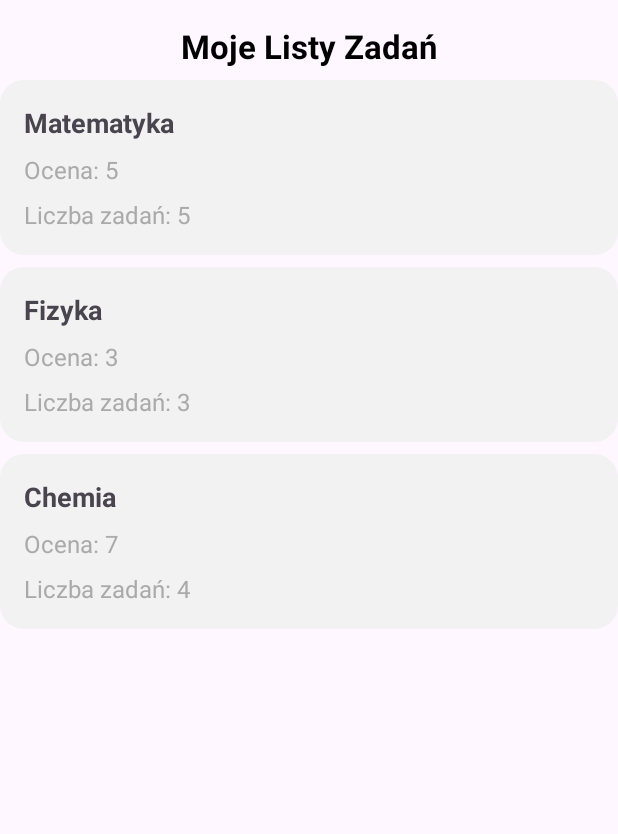
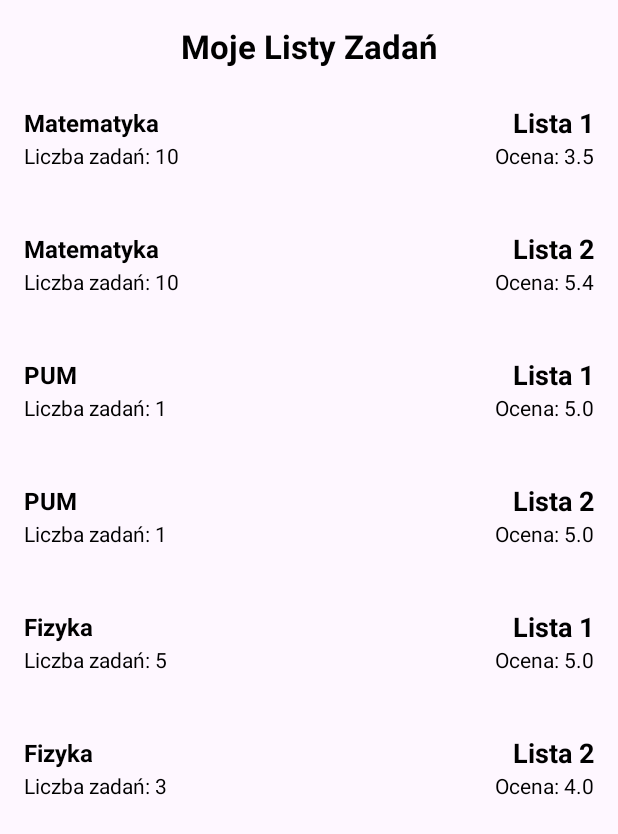
Before and after one commit to MrCarrot102/Programowanie-urz-dze-mobilnych, an Android app: the screen it shows after launch (MainActivity), on a phone screen of 412 x 824 dp. Shown: the top 834 px of the screen. Run offline under Robolectric (Android 15) with nearby library versions, the phone set to English and light mode, and no system bars.

Commit message:
poprawa kilku malych aspektow w pierwszym fragmencie

```diff
--- a/Lista 3/app/src/main/java/com/example/lista_3_pum/E1Fragment.java
+++ b/Lista 3/app/src/main/java/com/example/lista_3_pum/E1Fragment.java
@@ -28,11 +28,13 @@ public class E1Fragment extends Fragment {
         recyclerView.setLayoutManager(new LinearLayoutManager(getContext()));
 
         // Przykładowe dane
-        taskList = new ArrayList<>();
-        taskList.add(new TaskList("Matematyka", "5", 5));
-        taskList.add(new TaskList("Fizyka", "3", 3));
-        taskList.add(new TaskList("Chemia", "7", 4));
-
+        List<TaskList> taskList = new ArrayList<>();
+        taskList.add(new TaskList("Matematyka", 1, 3.5, 10));
+        taskList.add(new TaskList("Matematyka", 2, 5.4, 10));
+        taskList.add(new TaskList("PUM", 1, 5.0, 1));
+        taskList.add(new TaskList("PUM", 2, 5.0, 1));
+        taskList.add(new TaskList("Fizyka", 1, 5, 5));
+        taskList.add(new TaskList("Fizyka", 2, 4.0, 3));
         // Ustawienie adaptera
         taskListAdapter = new TaskListAdapter(taskList);
         recyclerView.setAdapter(taskListAdapter);
--- a/Lista 3/app/src/main/java/com/example/lista_3_pum/TaskList.java
+++ b/Lista 3/app/src/main/java/com/example/lista_3_pum/TaskList.java
@@ -2,15 +2,20 @@ package com.example.lista_3_pum;
 
 public class TaskList {
     private String subjectName;
-    private String grade;
+    private double  grade;
     private int numberOfTasks;
+    private int listNumber;
 
-    public TaskList(String subjectName, String grade, int numberOfTasks){
+    public TaskList(String subjectName, int list, double grade, int numberOfTasks){
         this.subjectName = subjectName;
         this.grade = grade;
         this.numberOfTasks = numberOfTasks;
+        this.listNumber = list;
+
     }
     public String getSubjectName() { return subjectName; }
-    public String getGrade() { return grade; }
+    public double getGrade() { return grade; }
+    public int getListNumber() { return listNumber; }
     public int getNumberOfTasks() { return numberOfTasks; }
+
 }
--- a/Lista 3/app/src/main/java/com/example/lista_3_pum/TaskListAdapter.java
+++ b/Lista 3/app/src/main/java/com/example/lista_3_pum/TaskListAdapter.java
@@ -39,7 +39,7 @@ public class TaskListAdapter extends RecyclerView.Adapter<TaskListAdapter.TaskLi
         holder.subjectNameTextView.setText(task.getSubjectName());
         holder.gradeTextView.setText("Ocena: " + task.getGrade());
         holder.numberOfTasksTextView.setText("Liczba zadań: " + task.getNumberOfTasks());
-
+        holder.listNameTextView.setText("Lista " + task.getListNumber());
     }
 
     @Override
@@ -48,13 +48,14 @@ public class TaskListAdapter extends RecyclerView.Adapter<TaskListAdapter.TaskLi
     }
 
     public static class TaskListViewHolder extends RecyclerView.ViewHolder {
-        TextView subjectNameTextView, gradeTextView, numberOfTasksTextView;
+        TextView subjectNameTextView, gradeTextView, numberOfTasksTextView, listNameTextView;
 
         public TaskListViewHolder(@NonNull View itemView) {
             super(itemView);
             subjectNameTextView = itemView.findViewById(R.id.subjectNameTextView);
             gradeTextView = itemView.findViewById(R.id.gradeTextView);
             numberOfTasksTextView = itemView.findViewById(R.id.numberOfTasksTextView);
+            listNameTextView = itemView.findViewById(R.id.listNameTextView);
         }
     }
 }
--- a/Lista 3/app/src/main/res/layout/item_task_list.xml
+++ b/Lista 3/app/src/main/res/layout/item_task_list.xml
@@ -1,35 +1,66 @@
-<?xml version="1.0" encoding="utf-8"?>
 <LinearLayout xmlns:android="http://schemas.android.com/apk/res/android"
+    android:layout_width="match_parent"
+    android:layout_height="wrap_content"
     android:orientation="vertical"
     android:padding="16dp"
+
+    android:background="?android:attr/selectableItemBackground"
+    android:layout_marginBottom="8dp">
+
+    <!-- Row containing Subject Name and List Number -->
+    <LinearLayout
         android:layout_width="match_parent"
         android:layout_height="wrap_content"
-    android:background="@drawable/rounded_background"
-    android:layout_marginBottom="8dp">
+        android:orientation="horizontal"
+        android:gravity="start|center_vertical">
 
+        <!-- Subject Name aligned to left -->
         <TextView
             android:id="@+id/subjectNameTextView"
+            android:layout_width="0dp"
+            android:layout_height="wrap_content"
+            android:layout_weight="1"
+            android:text="Matematyka"
+            android:textSize="16sp"
+            android:textStyle="bold"
+            android:textColor="@android:color/black" />
+
+        <!-- List Number aligned to right -->
+        <TextView
+            android:id="@+id/listNameTextView"
             android:layout_width="wrap_content"
             android:layout_height="wrap_content"
-        android:text="Subject"
+            android:text="Lista 1"
             android:textSize="18sp"
             android:textStyle="bold"
-        android:layout_marginBottom="8dp" />
+            android:textColor="@android:color/black" />
+    </LinearLayout>
 
+    <!-- Row containing Number of Tasks and Grade -->
+    <LinearLayout
+        android:layout_width="match_parent"
+        android:layout_height="wrap_content"
+        android:orientation="horizontal"
+        android:gravity="start|center_vertical">
+
+        <!-- Number of Tasks aligned to left -->
+        <TextView
+            android:id="@+id/numberOfTasksTextView"
+            android:layout_width="0dp"
+            android:layout_height="wrap_content"
+            android:layout_weight="1"
+            android:text="Liczba zadań: 10"
+            android:textSize="14sp"
+            android:textColor="@android:color/black" />
+
+        <!-- Grade aligned to right -->
         <TextView
             android:id="@+id/gradeTextView"
             android:layout_width="wrap_content"
             android:layout_height="wrap_content"
-        android:text="Ocena: 5.0"
-        android:textSize="16sp"
-        android:layout_marginBottom="8dp"
-        android:textColor="@android:color/darker_gray"/>
+            android:text="Ocena: 3.5"
+            android:textSize="14sp"
+            android:textColor="@android:color/black" />
+    </LinearLayout>
 
-    <TextView
-        android:id="@+id/numberOfTasksTextView"
-        android:layout_width="wrap_content"
-        android:layout_height="wrap_content"
-        android:text="Liczba zadań: 10"
-        android:textSize="16sp"
-        android:textColor="@android:color/darker_gray"/>
 </LinearLayout>
```
Lines whose indentation alone changed are shown as unchanged.
